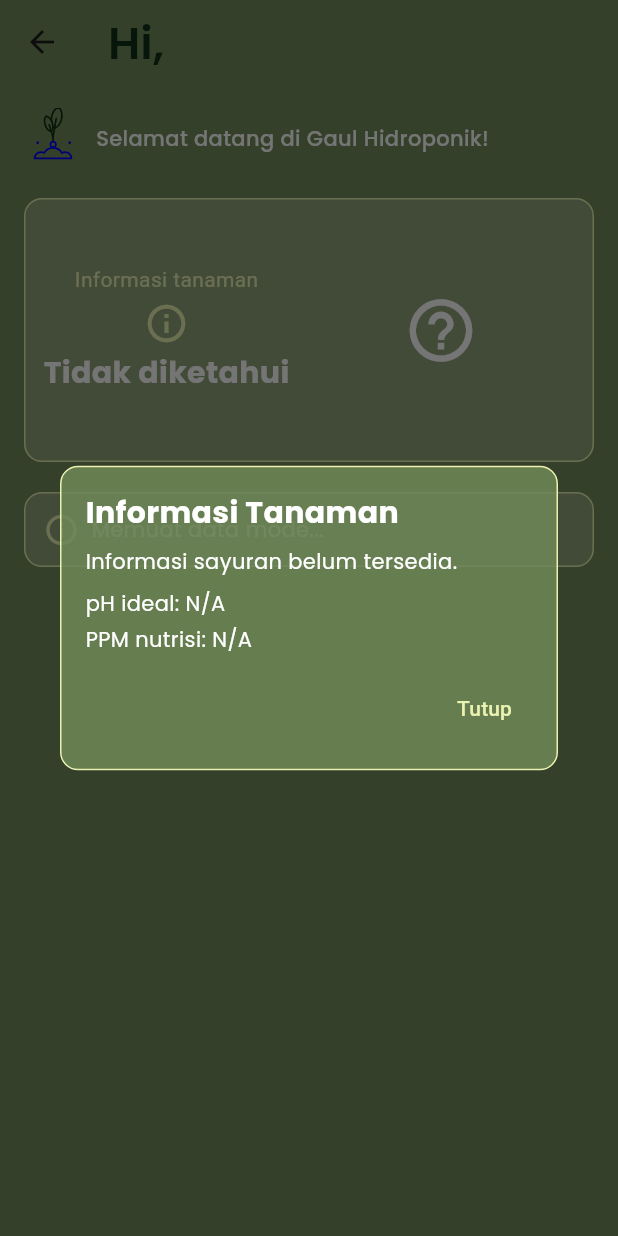
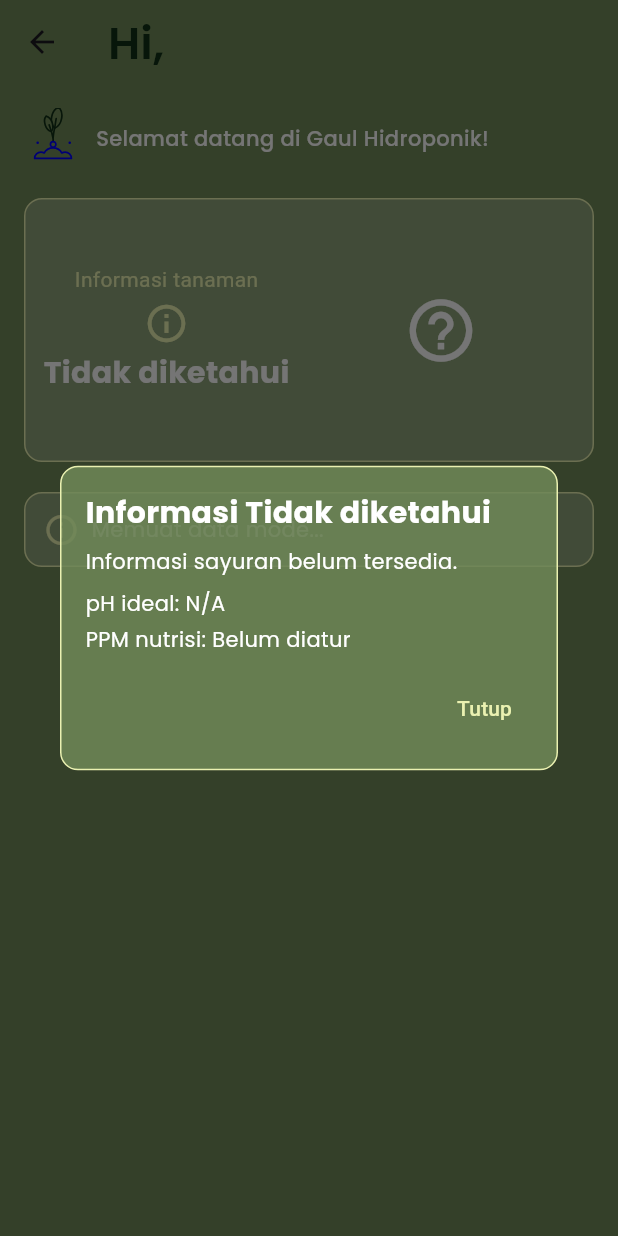
Before and after one commit to FaisalRidho12/gaulhidroponik, a Flutter app: the HomePage screen opened directly, after a tap on the "info outline" icon, on a phone screen of 412 x 824 dp. Run offline on Flutter 3.47's test engine with Material 3 defaults, Android fonts, the light colour scheme and no system bars; our stand-ins replace animate_do, curved_navigation_bar, dropdown_button2, firebase_auth, firebase_core, firebase_database and 6 more; accounts and stored records are empty.

Commit message:
update home
nilai ppm di informasi tanaman (homepage) mengikuti data input di iot controlling

```diff
--- a/lib/pages/home_page.dart
+++ b/lib/pages/home_page.dart
@@ -72,6 +72,14 @@ class _HomePageState extends State<HomePage> {
         }
         _updateSelectedText();
       });
+    });
+
+    // Listener untuk data tanaman
+      FirebaseDatabase.instance.ref('hidroponik/jenisTanaman')
+        .onValue.listen((event) {
+          if (mounted) {
+            setState(() {});
+          }
         });
 
     // Listen volume_air
@@ -167,24 +175,37 @@ class _HomePageState extends State<HomePage> {
   }
 }
 
-  void _showPlantInfoDialog(String plantName) {
-    String plantLower = plantName.toLowerCase();
+  void _showPlantInfoDialog(String plantName) async {
+  // Ambil data tanaman dari Firebase
+  final plantData = await FirebaseDatabase.instance
+      .ref('hidroponik/jenisTanaman/${plantName.toLowerCase()}')
+      .once();
+
+  final data = plantData.snapshot.value as Map<dynamic, dynamic>?;
+
   String description = '';
   String phRange = '';
   String ppmRange = '';
 
-    if (plantLower.contains('selada')) {
+  // Set deskripsi berdasarkan jenis tanaman
+  if (plantName.toLowerCase().contains('selada')) {
     description = 'Selada adalah sayuran daun yang mudah tumbuh, cocok untuk hidroponik.';
     phRange = 'pH ideal: 6.0 - 7.0';
-      ppmRange = 'PPM nutrisi: 560 - 840';
-    } else if (plantLower.contains('bayam')) {
+  } else if (plantName.toLowerCase().contains('bayam')) {
     description = 'Bayam kaya akan zat besi dan nutrisi penting, cocok hidroponik.';
     phRange = 'pH ideal: 6.5 - 7.5';
-      ppmRange = 'PPM nutrisi: 1000 - 1500';
   } else {
     description = 'Informasi sayuran belum tersedia.';
     phRange = 'pH ideal: N/A';
-      ppmRange = 'PPM nutrisi: N/A';
+  }
+
+  // Ambil nilai PPM dari Firebase (jika ada)
+  if (data != null) {
+    final tdsMin = data['tds_min']?.toString() ?? 'N/A';
+    final tdsMax = data['tds_max']?.toString() ?? 'N/A';
+    ppmRange = 'PPM nutrisi: $tdsMin - $tdsMax';
+  } else {
+    ppmRange = 'PPM nutrisi: Belum diatur';
   }
 
   showDialog(
@@ -204,7 +225,7 @@ class _HomePageState extends State<HomePage> {
             crossAxisAlignment: CrossAxisAlignment.start,
             children: [
               Text(
-                  'Informasi Tanaman',
+                'Informasi $plantName',
                 style: GoogleFonts.poppins(
                   fontSize: 20,
                   fontWeight: FontWeight.bold,
@@ -213,14 +234,10 @@ class _HomePageState extends State<HomePage> {
               ),
               const SizedBox(height: 8),
               Text(description, style: GoogleFonts.poppins(color: Colors.white)),
-                if (phRange.isNotEmpty) ...[
               const SizedBox(height: 8),
               Text(phRange, style: GoogleFonts.poppins(color: Colors.white)),
-                ],
-                if (ppmRange.isNotEmpty) ...[
               const SizedBox(height: 4),
               Text(ppmRange, style: GoogleFonts.poppins(color: Colors.white)),
-                ],
               const SizedBox(height: 12),
               Align(
                 alignment: Alignment.centerRight,
--- a/lib/pages/iot_pages/iot_controlling_page.dart
+++ b/lib/pages/iot_pages/iot_controlling_page.dart
@@ -161,6 +161,7 @@ class _IotControllingPageState extends State<IotControllingPage> {
                               'tds_min': 0,
                               'tds_max': 0,
                             });
+
                             _newPlantController.clear();
                             Navigator.pop(context); // Tutup dialog tambah tanaman
 
```
Lines whose indentation alone changed are shown as unchanged.
